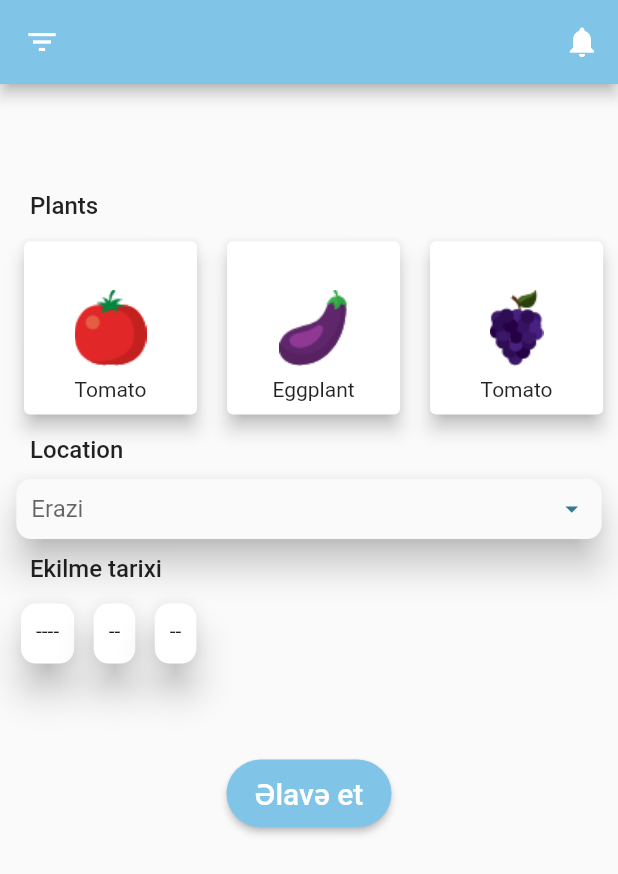
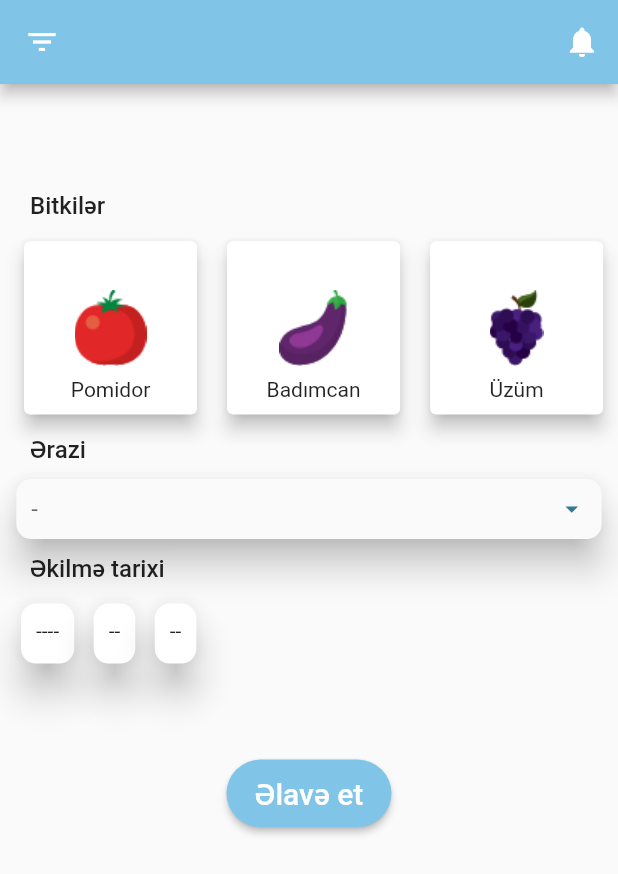
Before and after one commit to notTural/AgriFlow, a Flutter app: the AddPlant screen opened by its route, after a tap on "Əlavə et", on a phone screen of 412 x 824 dp. Shown: the top 874 px of the screen. Run offline on Flutter 3.47's test engine with Material 2 defaults, Android fonts, the phone set to English and light mode, and no system bars; our stand-ins replace flutter_datetime_picker, hive, material_design_icons_flutter; missing offline and left inert: tflite_flutter; accounts and stored records are empty.

Commit message:
plants with provider

```diff
--- a/lib/Screens/addPlant_screen.dart
+++ b/lib/Screens/addPlant_screen.dart
@@ -19,7 +19,6 @@ class _AddPlantState extends State<AddPlant> {
   String _selectedLocation;
 
   DateTime selectedDate;
-  String label = "tarix secin";
 
   @override
   Widget build(BuildContext context) {
@@ -37,7 +36,7 @@ class _AddPlantState extends State<AddPlant> {
               child: Padding(
                 padding:
                     const EdgeInsets.symmetric(horizontal: 20, vertical: 10),
-                child: Text("Plants",
+                child: Text("Bitkilər",
                     style:
                         TextStyle(fontWeight: FontWeight.w500, fontSize: 16)),
               ),
@@ -80,7 +79,7 @@ class _AddPlantState extends State<AddPlant> {
                                   ),
                                   Padding(
                                     padding: const EdgeInsets.only(top: 4.0),
-                                    child: Text('Tomato'),
+                                    child: Text('Pomidor'),
                                   ),
                                 ],
                               )
@@ -123,7 +122,7 @@ class _AddPlantState extends State<AddPlant> {
                                   ),
                                   Padding(
                                     padding: const EdgeInsets.only(top: 4.0),
-                                    child: Text('Eggplant'),
+                                    child: Text('Badımcan'),
                                   ),
                                 ],
                               )
@@ -166,7 +165,7 @@ class _AddPlantState extends State<AddPlant> {
                                   ),
                                   Padding(
                                     padding: const EdgeInsets.only(top: 4.0),
-                                    child: Text('Tomato'),
+                                    child: Text('Üzüm'),
                                   ),
                                 ],
                               )
@@ -184,7 +183,7 @@ class _AddPlantState extends State<AddPlant> {
               child: Padding(
                 padding:
                     const EdgeInsets.symmetric(horizontal: 20, vertical: 10),
-                child: Text("Location",
+                child: Text("Ərazi",
                     style:
                         TextStyle(fontWeight: FontWeight.w500, fontSize: 16)),
               ),
@@ -205,7 +204,7 @@ class _AddPlantState extends State<AddPlant> {
                   iconEnabledColor: Theme.of(context).accentColor,
                   iconSize: 20,
                   underline: SizedBox(),
-                  hint: Text("Erazi"),
+                  hint: Text("-"),
                   items: [
                     DropdownMenuItem(
                       child: Container(
@@ -245,7 +244,7 @@ class _AddPlantState extends State<AddPlant> {
                 padding:
                     const EdgeInsets.symmetric(horizontal: 20, vertical: 10),
                 child: Text(
-                  "Ekilme tarixi",
+                  "Əkilmə tarixi",
                   style: TextStyle(fontWeight: FontWeight.w500, fontSize: 16),
                 ),
               ),
@@ -370,12 +369,12 @@ class _AddPlantState extends State<AddPlant> {
     );
   }
 
-  bool addPlantValidation() {
-    if (selectedPlantInd == null ||
-        _selectedLocation == null ||
-        selectedDate == null) {
-      return false;
-    }
+  void addPlantValidation() {
+    // if (selectedPlantInd == null ||
+    //     _selectedLocation == null ||
+    //     selectedDate == null) {
+    //   return false;
+    // }
 
     int arrInd;
     if (selectedDate.month < 5) {
@@ -391,5 +390,6 @@ class _AddPlantState extends State<AddPlant> {
     print(bioConst);
     var plant = new Plant(selectedPlantInd, selectedDate, bioConst);
     Provider.of<PlantsProvider>(context, listen: false).addNewPlant(plant);
+    Navigator.pop(context);
   }
 }
--- a/lib/Screens/plants_screen.dart
+++ b/lib/Screens/plants_screen.dart
@@ -5,6 +5,7 @@ import 'package:agri_flow/Widgets/appbar.dart';
 import 'package:agri_flow/Widgets/drawer.dart';
 import 'package:agri_flow/Widgets/weather.dart';
 import 'package:flutter/material.dart';
+import 'package:flutter/rendering.dart';
 import 'package:material_design_icons_flutter/material_design_icons_flutter.dart';
 import 'package:provider/provider.dart';
 
@@ -26,6 +27,8 @@ class _PlantsScreenState extends State<PlantsScreen> {
 
   @override
   Widget build(BuildContext context) {
+    final plantsData = Provider.of<PlantsProvider>(context);
+    final plantsList = plantsData.plants;
     return Scaffold(
       appBar: AppBar(
         leading: IconButton(
@@ -55,7 +58,7 @@ class _PlantsScreenState extends State<PlantsScreen> {
         items: const <BottomNavigationBarItem>[
           BottomNavigationBarItem(
             icon: Icon(MdiIcons.sprout),
-            title: Text('Plants'),
+            title: Text('Bitkilər'),
           ),
           BottomNavigationBarItem(
             icon: Icon(MdiIcons.post),
@@ -84,7 +87,7 @@ class _PlantsScreenState extends State<PlantsScreen> {
                 mainAxisAlignment: MainAxisAlignment.spaceBetween,
                 children: [
                   Text(
-                    "Plants",
+                    "Bitkilər",
                     style: TextStyle(fontSize: 25),
                   ),
                   InkWell(
@@ -92,19 +95,31 @@ class _PlantsScreenState extends State<PlantsScreen> {
                       Navigator.pushNamed(context, AddPlant().routeName);
                     },
                     child: Text(
-                      "+ Add Plant",
+                      "+ Bitki əlavə et",
                       style: TextStyle(
-                          fontSize: 20,
-                          color: Theme.of(context).primaryColor),
+                          fontSize: 20, color: Theme.of(context).primaryColor),
                     ),
                   ),
                 ],
               ),
             ),
             SingleChildScrollView(
+              scrollDirection: Axis.horizontal,
               child: Row(
-              children: [
-                Container(
+                children: plantsList.map((aPlant) {
+                  var imagePath = "Assets/Images/";
+                  var plantName = "";
+                  if (aPlant.typeId == 0) {
+                    imagePath += "tomato.png";
+                    plantName = "Pomidor";
+                  } else if (aPlant.typeId == 1) {
+                    imagePath += "eggPlant.png";
+                    plantName = "Badımcan";
+                  } else {
+                    imagePath += "Grape.png";
+                    plantName = "Üzüm";
+                  }
+                  return Container(
                     width: 140,
                     height: MediaQuery.of(context).size.height * 0.23,
                     child: Card(
@@ -120,11 +135,11 @@ class _PlantsScreenState extends State<PlantsScreen> {
                                 color: Color.fromRGBO(50, 184, 55, 100),
                                 elevation: 0,
                                 child: Image(
-                                image: AssetImage("Assets/Images/tomato.png"),
+                                  image: AssetImage(imagePath),
                                 )),
                           ),
                           Text(
-                          "Tomato",
+                            plantName,
                             style: TextStyle(fontWeight: FontWeight.w600),
                           ),
                           Row(
@@ -160,9 +175,10 @@ class _PlantsScreenState extends State<PlantsScreen> {
                         ],
                       ),
                     ),
+                  );
+                }).toList(),
+              ),
             )
-              ],
-            ))
           ],
         ),
       ),
--- a/lib/main.dart
+++ b/lib/main.dart
@@ -16,7 +16,7 @@ void main() async {
   runApp(MyApp());
 
   final appDocumentDir = await getApplicationDocumentsDirectory();
-  print(appDocumentDir.toString());
+  //print(appDocumentDir.toString());
   Hive.init(appDocumentDir.path);
 }
 
```
Also changed, not shown: pubspec.yaml (+0 -94 lines), pubspec.lock. Lines whose indentation alone changed are shown as unchanged.
